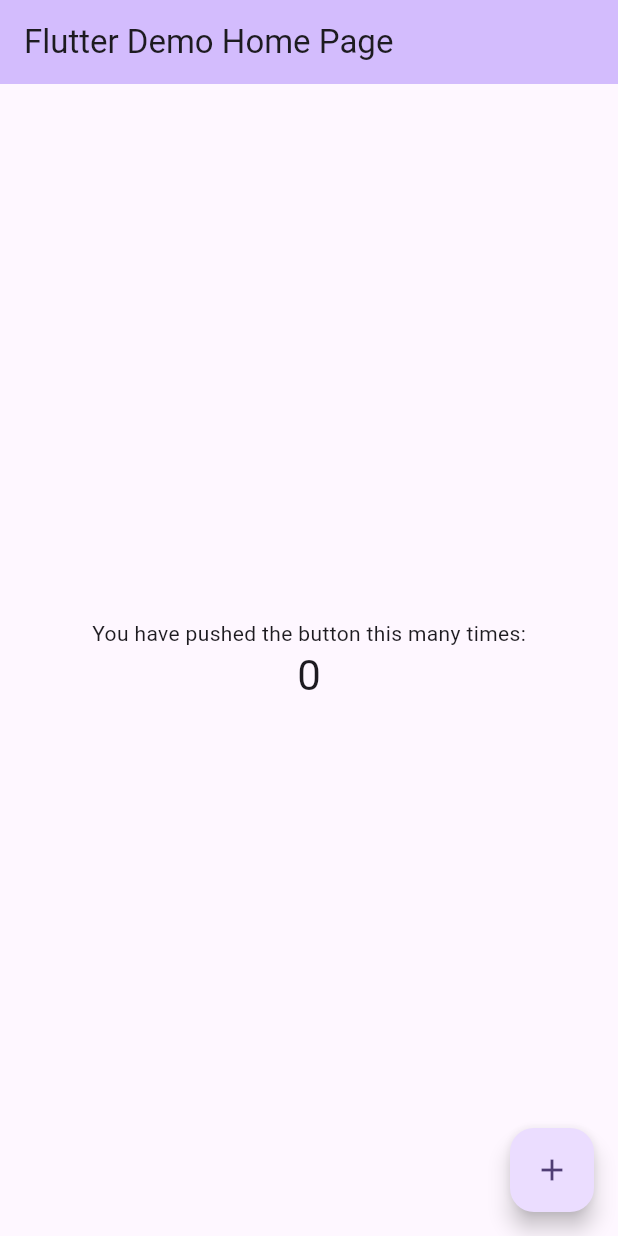
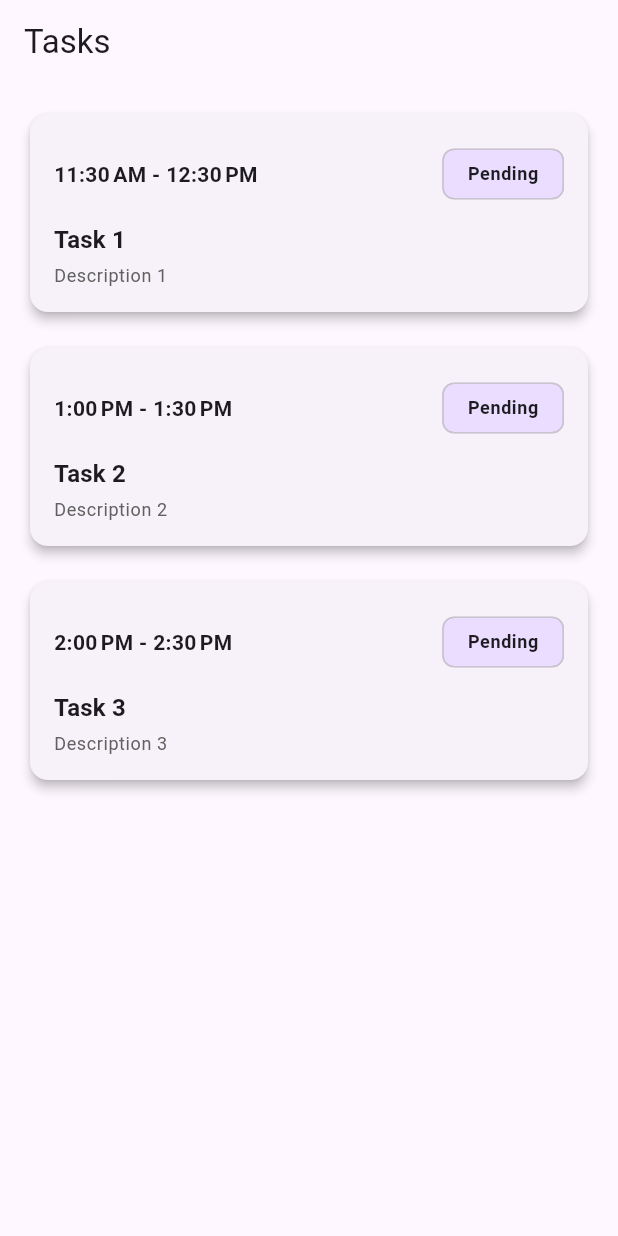
Before and after one commit to h00dieB0y/ntango, a Flutter app: the screen it shows after launch, on a phone screen of 412 x 824 dp. Run offline on Flutter 3.47's test engine with Material 3 defaults, Android fonts, the phone set to English and light mode, and no system bars.

Commit message:
feat(ui): Basic Task List (#4)
This pull request introduces significant changes to the `app/ui` module,
primarily focusing on the implementation of a task management feature.
The most important changes include the creation of new models,
repositories, and UI components for tasks, as well as updates to the
main application entry point.

### Task Management Feature:

* **Task Model:**
* Added `TaskModel` class to represent a task with properties such as
`id`, `title`, `description`, `startDate`, `endDate`, and `isCompleted`.

* **Task Repository:**
* Added `TaskRepository` class with a static method `getAllTask` to
provide mock data for tasks.

* **Task Page:**
* Created `TasksPage` widget to display a list of tasks using
`FutureBuilder` and `TaskRepository`.

* **Task Card:**
* Added `TaskCard` widget to display individual task details, including
title, description, and status badge.

### Application Updates:

* **Main Entry Point:**
* Updated `main.dart` to rename the main application widget from `MyApp`
to `NtangoApp` and set the home page to `TasksPage`.
* Updated `pubspec.yaml` to include the `intl` package for date
formatting.
* Updated `widget_test.dart` to reflect the changes in the main
application widget name.

```diff
--- a/app/ui/lib/main.dart
+++ b/app/ui/lib/main.dart
@@ -1,122 +1,21 @@
 import 'package:flutter/material.dart';
+import 'package:ntango/src/features/tasks/presentation/pages/tasks_page.dart';
 
 void main() {
-  runApp(const MyApp());
+  runApp(const NtangoApp());
 }
 
-class MyApp extends StatelessWidget {
-  const MyApp({super.key});
+class NtangoApp extends StatelessWidget {
+  const NtangoApp({super.key});
 
-  // This widget is the root of your application.
   @override
   Widget build(BuildContext context) {
     return MaterialApp(
-      title: 'Flutter Demo',
+      title: 'Ntango',
       theme: ThemeData(
-        // This is the theme of your application.
-        //
-        // TRY THIS: Try running your application with "flutter run". You'll see
-        // the application has a purple toolbar. Then, without quitting the app,
-        // try changing the seedColor in the colorScheme below to Colors.green
-        // and then invoke "hot reload" (save your changes or press the "hot
-        // reload" button in a Flutter-supported IDE, or press "r" if you used
-        // the command line to start the app).
-        //
-        // Notice that the counter didn't reset back to zero; the application
-        // state is not lost during the reload. To reset the state, use hot
-        // restart instead.
-        //
-        // This works for code too, not just values: Most code changes can be
-        // tested with just a hot reload.
-        colorScheme: ColorScheme.fromSeed(seedColor: Colors.deepPurple),
+        primarySwatch: Colors.blue,
       ),
-      home: const MyHomePage(title: 'Flutter Demo Home Page'),
+      home: const TasksPage(),
     );
   }
 }
-
-class MyHomePage extends StatefulWidget {
-  const MyHomePage({super.key, required this.title});
-
-  // This widget is the home page of your application. It is stateful, meaning
-  // that it has a State object (defined below) that contains fields that affect
-  // how it looks.
-
-  // This class is the configuration for the state. It holds the values (in this
-  // case the title) provided by the parent (in this case the App widget) and
-  // used by the build method of the State. Fields in a Widget subclass are
-  // always marked "final".
-
-  final String title;
-
-  @override
-  State<MyHomePage> createState() => _MyHomePageState();
-}
-
-class _MyHomePageState extends State<MyHomePage> {
-  int _counter = 0;
-
-  void _incrementCounter() {
-    setState(() {
-      // This call to setState tells the Flutter framework that something has
-      // changed in this State, which causes it to rerun the build method below
-      // so that the display can reflect the updated values. If we changed
-      // _counter without calling setState(), then the build method would not be
-      // called again, and so nothing would appear to happen.
-      _counter++;
-    });
-  }
-
-  @override
-  Widget build(BuildContext context) {
-    // This method is rerun every time setState is called, for instance as done
-    // by the _incrementCounter method above.
-    //
-    // The Flutter framework has been optimized to make rerunning build methods
-    // fast, so that you can just rebuild anything that needs updating rather
-    // than having to individually change instances of widgets.
-    return Scaffold(
-      appBar: AppBar(
-        // TRY THIS: Try changing the color here to a specific color (to
-        // Colors.amber, perhaps?) and trigger a hot reload to see the AppBar
-        // change color while the other colors stay the same.
-        backgroundColor: Theme.of(context).colorScheme.inversePrimary,
-        // Here we take the value from the MyHomePage object that was created by
-        // the App.build method, and use it to set our appbar title.
-        title: Text(widget.title),
-      ),
-      body: Center(
-        // Center is a layout widget. It takes a single child and positions it
-        // in the middle of the parent.
-        child: Column(
-          // Column is also a layout widget. It takes a list of children and
-          // arranges them vertically. By default, it sizes itself to fit its
-          // children horizontally, and tries to be as tall as its parent.
-          //
-          // Column has various properties to control how it sizes itself and
-          // how it positions its children. Here we use mainAxisAlignment to
-          // center the children vertically; the main axis here is the vertical
-          // axis because Columns are vertical (the cross axis would be
-          // horizontal).
-          //
-          // TRY THIS: Invoke "debug painting" (choose the "Toggle Debug Paint"
-          // action in the IDE, or press "p" in the console), to see the
-          // wireframe for each widget.
-          mainAxisAlignment: MainAxisAlignment.center,
-          children: <Widget>[
-            const Text('You have pushed the button this many times:'),
-            Text(
-              '$_counter',
-              style: Theme.of(context).textTheme.headlineMedium,
-            ),
-          ],
-        ),
-      ),
-      floatingActionButton: FloatingActionButton(
-        onPressed: _incrementCounter,
-        tooltip: 'Increment',
-        child: const Icon(Icons.add),
-      ), // This trailing comma makes auto-formatting nicer for build methods.
-    );
-  }
-}
--- /dev/null
+++ b/app/ui/lib/src/features/tasks/data/models/task_model.dart
@@ -0,0 +1,19 @@
+
+
+class TaskModel {
+  final String id;
+  final String title;
+  final String description;
+  final DateTime startDate;
+  final DateTime endDate;
+  final bool isCompleted;
+
+  TaskModel({
+    required this.id,
+    required this.title,
+    required this.description,
+    required this.startDate,
+    required this.endDate,
+    this.isCompleted = false,
+  });
+}
--- /dev/null
+++ b/app/ui/lib/src/features/tasks/data/repositories/task_repository.dart
@@ -0,0 +1,36 @@
+
+import 'package:ntango/src/features/tasks/data/models/task_model.dart';
+
+class TaskRepository {
+
+  static Future<List<TaskModel>> getAllTask() async {
+    // Mock data
+    return [
+      TaskModel(
+        id: '1',
+        title: 'Task 1',
+        description: 'Description 1',
+        startDate: DateTime.now().add(Duration(hours: 1)),
+        endDate: DateTime.now().add(Duration(hours: 2)),
+        isCompleted: false,
+      ),
+      TaskModel(
+        id: '2',
+        title: 'Task 2',
+        description: 'Description 2',
+        startDate: DateTime.now().add(Duration(hours: 2, minutes: 30)),
+        endDate: DateTime.now().add(Duration(hours: 3)),
+        isCompleted: false,
+      ),
+      TaskModel(
+        id: '3',
+        title: 'Task 3',
+        description: 'Description 3',
+        startDate: DateTime.now().add(Duration(hours: 3, minutes: 30)),
+        endDate: DateTime.now().add(Duration(hours: 4, minutes: 0)),
+        isCompleted: false,
+      ),
+    ];
+  }
+
+}
--- /dev/null
+++ b/app/ui/lib/src/features/tasks/presentation/pages/tasks_page.dart
@@ -0,0 +1,40 @@
+import 'package:flutter/material.dart';
+import 'package:ntango/src/features/tasks/data/models/task_model.dart';
+import 'package:ntango/src/features/tasks/data/repositories/task_repository.dart';
+import 'package:ntango/src/features/tasks/presentation/widgets/task_card.dart';
+
+class TasksPage extends StatelessWidget {
+  const TasksPage({super.key});
+
+  @override
+  Widget build(BuildContext context) {
+    return Scaffold(
+      appBar: AppBar(title: const Text('Tasks')),
+      body: FutureBuilder<List<TaskModel>>(
+        future: TaskRepository.getAllTask(),
+        builder: (context, snapshot) {
+          if (snapshot.connectionState == ConnectionState.waiting) {
+            return const Center(child: CircularProgressIndicator());
+          } else if (snapshot.hasError) {
+            return Center(
+              child: Text('Error: ${snapshot.error}'),
+            );
+          } else if (!snapshot.hasData || snapshot.data!.isEmpty) {
+            return const Center(
+              child: Text('No tasks found'),
+            );
+          } else {
+            final tasks = snapshot.data!;
+            return ListView.separated(
+              padding: const EdgeInsets.all(16),
+              itemCount: tasks.length,
+              separatorBuilder: (context, index) =>
+                  const SizedBox(height: 16),
+              itemBuilder: (context, index) => TaskCard(task: tasks[index]),
+            );
+          }
+        },
+      ),
+    );
+  }
+}
--- /dev/null
+++ b/app/ui/lib/src/features/tasks/presentation/widgets/task_card.dart
@@ -0,0 +1,100 @@
+import 'package:flutter/material.dart';
+import 'package:intl/intl.dart';
+import 'package:ntango/src/features/tasks/data/models/task_model.dart';
+
+class TaskCard extends StatelessWidget {
+  final TaskModel task;
+  final VoidCallback? onTap; // Optional tap callback
+
+  const TaskCard({
+    super.key,
+    required this.task,
+    this.onTap,
+  });
+
+  String _formatTimeRange() {
+    final timeFormat = DateFormat.jm();
+    return '${timeFormat.format(task.startDate)} - ${timeFormat.format(task.endDate)}';
+  }
+
+  String get badgeText {
+    if (task.isCompleted) {
+      return 'Completed';
+    } else if (DateTime.now().isAfter(task.startDate) &&
+        DateTime.now().isBefore(task.endDate)) {
+      return 'In Progress';
+    } else {
+      return 'Pending';
+    }
+  }
+
+  Color _badgeColor(BuildContext context) {
+    if (task.isCompleted) {
+      return Theme.of(context).colorScheme.secondaryContainer;
+    } else if (DateTime.now().isAfter(task.startDate) &&
+        DateTime.now().isBefore(task.endDate)) {
+      return Colors.amber;
+    } else {
+      return Theme.of(context).colorScheme.primaryContainer;
+    }
+  }
+
+  @override
+  Widget build(BuildContext context) {
+    return Card(
+      elevation: 3,
+      shape: RoundedRectangleBorder(
+        borderRadius: BorderRadius.circular(12),
+      ),
+      clipBehavior: Clip.antiAlias,
+      child: InkWell(
+        onTap: onTap,
+        child: Padding(
+          padding: const EdgeInsets.all(16.0),
+          child: Column(
+            crossAxisAlignment: CrossAxisAlignment.start,
+            children: [
+              // Top row with time range and badge
+              Row(
+                mainAxisAlignment: MainAxisAlignment.spaceBetween,
+                children: [
+                  Text(
+                    _formatTimeRange(),
+                    style: Theme.of(context).textTheme.bodyMedium?.copyWith(
+                          fontWeight: FontWeight.w600,
+                        ),
+                  ),
+                  Chip(
+                    label: Text(
+                      badgeText,
+                      style: Theme.of(context).textTheme.bodySmall?.copyWith(
+                            fontWeight: FontWeight.w600,
+                          ),
+                    ),
+                    backgroundColor: _badgeColor(context),
+                  )
+                ],
+              ),
+              const SizedBox(height: 8),
+              // Task title
+              Text(
+                task.title,
+                style: Theme.of(context).textTheme.titleMedium?.copyWith(
+                      fontWeight: FontWeight.bold,
+                    ),
+              ),
+              const SizedBox(height: 4),
+              // Task description
+              Text(
+                task.description,
+                style: Theme.of(context).textTheme.bodySmall?.copyWith(
+                      color: Colors.grey[700],
+                    ),
+              ),
+            ],
+          ),
+        ),
+      ),
+    );
+  }
+}
--- a/app/ui/pubspec.yaml
+++ b/app/ui/pubspec.yaml
@@ -34,6 +34,7 @@ dependencies:
   # The following adds the Cupertino Icons font to your application.
   # Use with the CupertinoIcons class for iOS style icons.
   cupertino_icons: ^1.0.8
+  intl: ^0.20.2
 
 dev_dependencies:
   flutter_test:
```
Also changed, not shown: app/ui/pubspec.lock, 1 other file.
